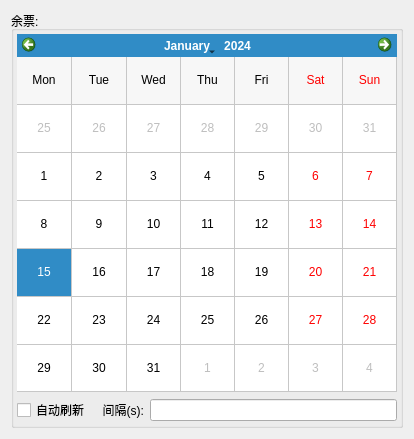
jeremy-peng/eTicket, file ui/ui_remain_ticket_widget.ui: the form before one commit.
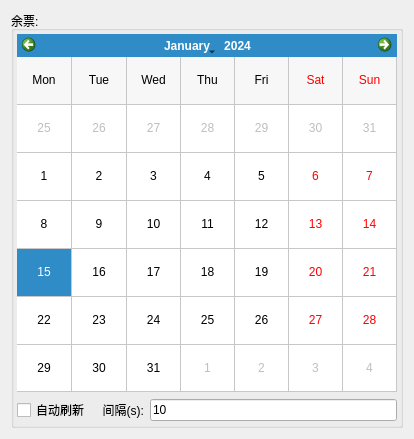
The form after the commit.

Diff of the .ui file:
```diff
--- a/ui/ui_remain_ticket_widget.ui
+++ b/ui/ui_remain_ticket_widget.ui
@@ -76,7 +76,7 @@
         <item>
          <widget class="QLineEdit" name="lineEdit_3">
           <property name="text">
-           <string/>
+           <string>10</string>
           </property>
          </widget>
         </item>
```
Left out of the diff: 4 changed lines with no effect on the pictures.
